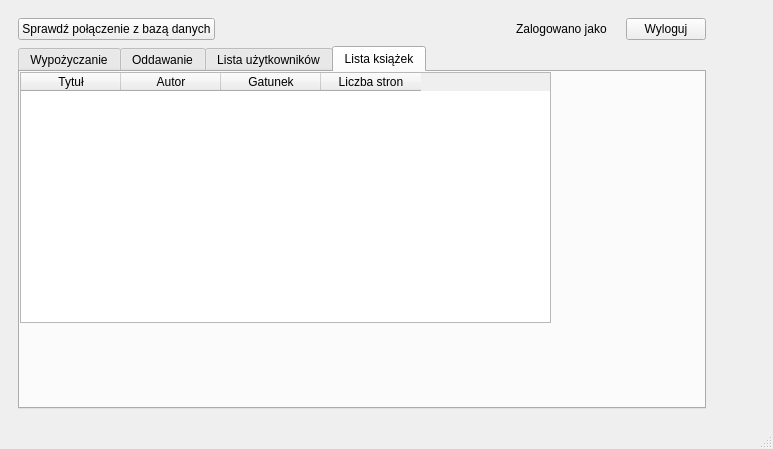
Sebastian029/Projekt-Cpp-v.2, file QT_files/mainwindow.ui: the form before one commit.
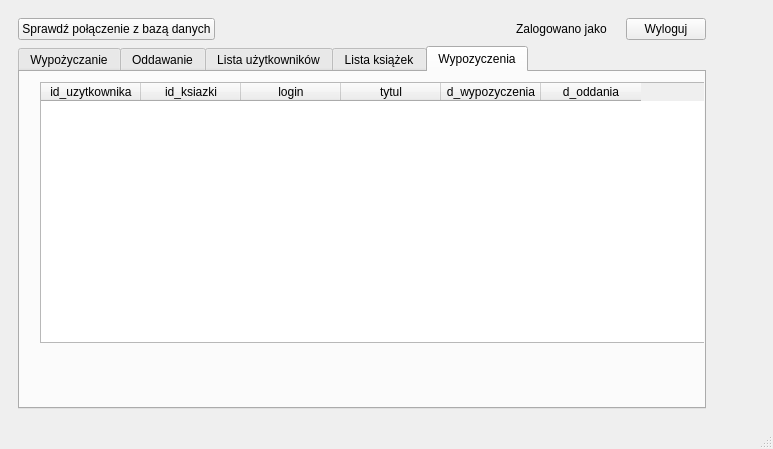
The form after the commit.

Commit message: Etap widgetu wypozyczenia

What changed in the file:
```diff
--- a/QT_files/mainwindow.ui
+++ b/QT_files/mainwindow.ui
@@ -400,7 +400,7 @@
           <item row="1" column="0" colspan="5">
            <widget class="QTabWidget" name="tabWidget">
             <property name="currentIndex">
-             <number>3</number>
+             <number>4</number>
             </property>
             <widget class="QWidget" name="wyp">
              <attribute name="title">
@@ -462,6 +462,51 @@
               </column>
              </widget>
             </widget>
+            <widget class="QWidget" name="wypozyczenia">
+             <attribute name="title">
+              <string>Wypozyczenia</string>
+             </attribute>
+             <widget class="QTableWidget" name="tableWidget_wypozyczenia">
+              <property name="geometry">
+               <rect>
+                <x>20</x>
+                <y>10</y>
+                <width>681</width>
+                <height>261</height>
+               </rect>
+              </property>
+              <column>
+               <property name="text">
+                <string>id_uzytkownika</string>
+               </property>
+              </column>
+              <column>
+               <property name="text">
+                <string>id_ksiazki</string>
+               </property>
+              </column>
+              <column>
+               <property name="text">
+                <string>login</string>
+               </property>
+              </column>
+              <column>
+               <property name="text">
+                <string>tytul</string>
+               </property>
+              </column>
+              <column>
+               <property name="text">
+                <string>d_wypozyczenia</string>
+               </property>
+              </column>
+              <column>
+               <property name="text">
+                <string>d_oddania</string>
+               </property>
+              </column>
+             </widget>
+            </widget>
            </widget>
           </item>
          </layout>
```
Left out of the diff: 39 changed lines with no effect on the pictures. The commit also changes 4 other files.
